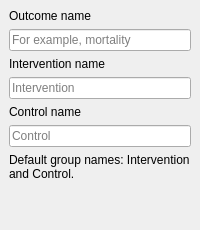
This is src/rc_metastudio/forms/outcome_name_page.ui in AliSalman-et-al/rc-metastudio as Qt 5 draws it before an edit. The edited form follows.
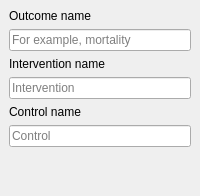
This is the edited form.

```diff
--- a/src/rc_metastudio/forms/outcome_name_page.ui
+++ b/src/rc_metastudio/forms/outcome_name_page.ui
@@ -2,7 +2,7 @@
 <ui version="4.0">
  <class>WizardPage</class>
  <widget class="QWizardPage" name="WizardPage">
-  <property name="title"><string>Outcome and groups</string></property>
+  <property name="title"><string>Outcome and arms</string></property>
   <layout class="QVBoxLayout" name="workflowPageLayout">
    <property name="leftMargin"><number>0</number></property><property name="topMargin"><number>0</number></property><property name="rightMargin"><number>0</number></property><property name="bottomMargin"><number>0</number></property>
    <item><widget class="QScrollArea" name="pageScrollArea">
@@ -19,7 +19,6 @@
        <item row="2" column="0"><widget class="QLabel" name="second_group_label"><property name="text"><string>Control name</string></property><property name="buddy"><cstring>second_group_name</cstring></property></widget></item>
        <item row="2" column="1"><widget class="QLineEdit" name="second_group_name"><property name="placeholderText"><string>Control</string></property><property name="accessibleName"><string>Control name</string></property></widget></item>
       </layout></item>
-      <item><widget class="QLabel" name="name_note"><property name="text"><string>Default group names: Intervention and Control.</string></property><property name="wordWrap"><bool>true</bool></property></widget></item>
       <item><widget class="QLabel" name="validation_label"><property name="text"><string/></property><property name="wordWrap"><bool>true</bool></property><property name="accessibleName"><string>Name validation</string></property></widget></item>
       <item><spacer name="namingSpacer"><property name="orientation"><enum>Qt::Vertical</enum></property><property name="sizeHint" stdset="0"><size><width>20</width><height>20</height></size></property></spacer></item>
      </layout>
```
